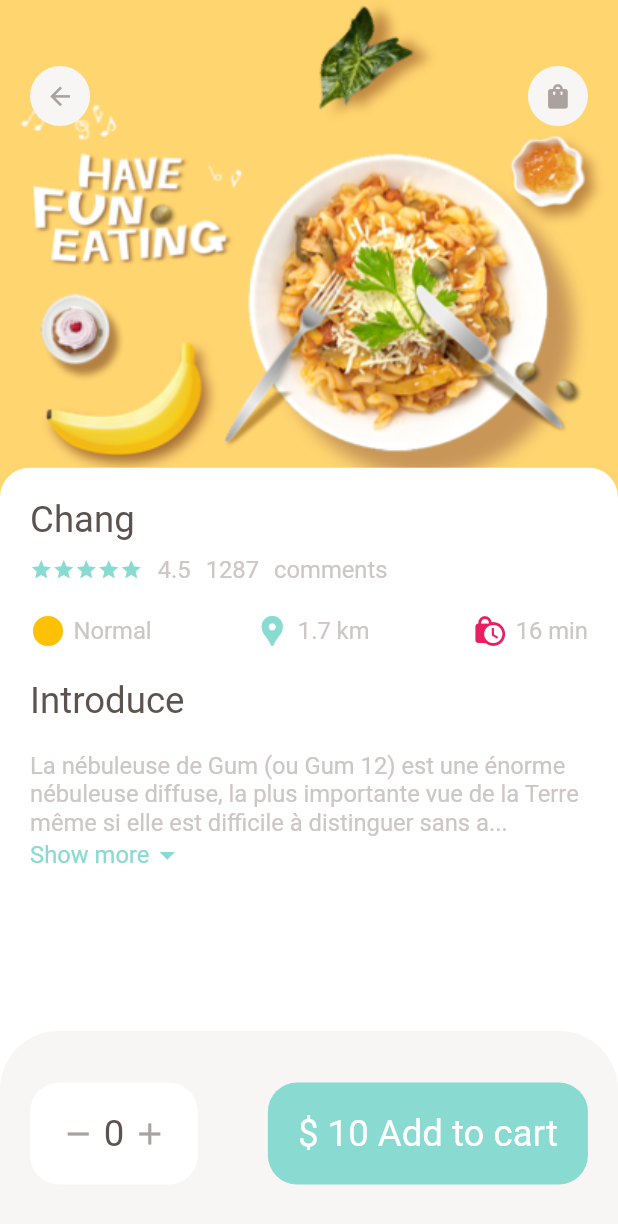
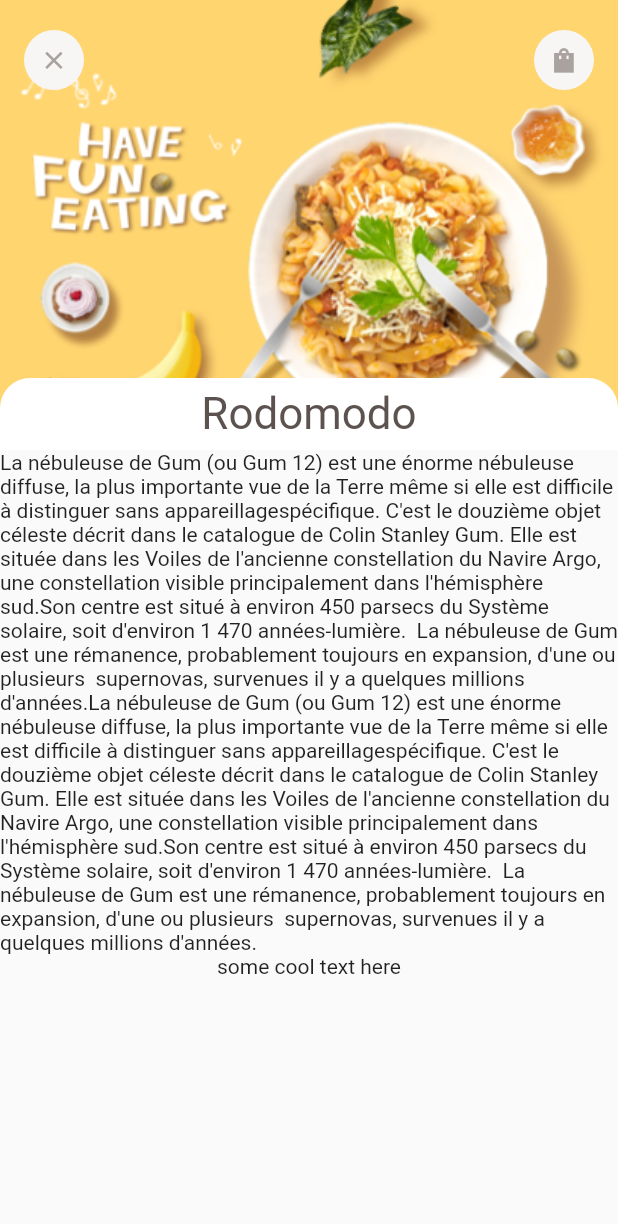
Before and after one commit to JosueGauthier/food_deliver, a Flutter app: the screen it shows after launch, on a phone screen of 412 x 824 dp. Shown: the top 1224 px of the screen. Run offline on Flutter 3.47's test engine with Material 2 defaults, Android fonts, the light colour scheme and no system bars; our stand-ins replace dots_indicator, get.

Commit message:
add recommended food detail page

```diff
--- a/lib/main.dart
+++ b/lib/main.dart
@@ -1,5 +1,6 @@
 import 'package:flutter/material.dart';
 import 'package:food_deliver/pages/food/popularfooddetail.dart';
+import 'package:food_deliver/pages/food/recommended_food_detail.dart';
 import 'package:food_deliver/pages/home/main_full_page.dart';
 import 'package:get/get.dart';
 
@@ -28,7 +29,7 @@ class MyApp extends StatelessWidget {
         // is not restarted.
         primarySwatch: Colors.blue,
       ),
-      home: PopularFoodDetail(),
+      home: RecommendedFoodDetail(),
     );
   }
 }
--- /dev/null
+++ b/lib/pages/food/recommended_food_detail.dart
@@ -0,0 +1,65 @@
+import 'package:flutter/cupertino.dart';
+import 'package:flutter/material.dart';
+import 'package:food_deliver/utils/colors.dart';
+import 'package:food_deliver/utils/dimensions.dart';
+import 'package:food_deliver/widget/app_icon.dart';
+import 'package:food_deliver/widget/big_text.dart';
+
+class RecommendedFoodDetail extends StatelessWidget {
+  const RecommendedFoodDetail({Key? key}) : super(key: key);
+
+  @override
+  Widget build(BuildContext context) {
+    return Scaffold(
+      body: CustomScrollView(
+        shrinkWrap: true,
+        slivers: [
+          SliverAppBar(
+            toolbarHeight: 80,
+            title: Row(
+                mainAxisAlignment: MainAxisAlignment.spaceBetween,
+                children: [
+                  AppIcon(iconData: Icons.close),
+                  AppIcon(iconData: Icons.shopping_bag_sharp)
+                ]),
+            bottom: PreferredSize(
+              preferredSize: Size.fromHeight(Dimensions.height20),
+              child: Container(
+                child: Center(
+                    child: BigText(
+                  text: "Rodomodo",
+                  size: Dimensions.height30,
+                )),
+                width: double.maxFinite,
+                padding: EdgeInsets.only(top: 7, bottom: 7),
+                decoration: BoxDecoration(
+                    color: Colors.white,
+                    borderRadius: BorderRadius.only(
+                        topLeft: Radius.circular(Dimensions.width20),
+                        topRight: Radius.circular(Dimensions.width20))),
+              ),
+            ),
+            expandedHeight: 300,
+            pinned: true,
+            backgroundColor: AppColors.yellowColor,
+            flexibleSpace: FlexibleSpaceBar(
+              //title: Text("title"),
+              background: Image(
+                  image: AssetImage("assets/image/food0.png"),
+                  fit: BoxFit.cover),
+            ),
+          ),
+          SliverToBoxAdapter(
+            child: Text(
+                "La nébuleuse de Gum (ou Gum 12) est une énorme nébuleuse diffuse, la plus importante vue de la Terre même si elle est difficile à distinguer sans appareillagespécifique. C'est le douzième objet céleste décrit dans le catalogue de Colin Stanley Gum. Elle est située dans les Voiles de l'ancienne constellation du Navire Argo, une constellation visible principalement dans l'hémisphère sud.Son centre est situé à environ 450 parsecs du Système solaire, soit d'environ 1 470 années-lumière.  La nébuleuse de Gum est une rémanence, probablement toujours en expansion, d'une ou plusieurs  supernovas, survenues il y a quelques millions d'années.La nébuleuse de Gum (ou Gum 12) est une énorme nébuleuse diffuse, la plus importante vue de la Terre même si elle est difficile à distinguer sans appareillagespécifique. C'est le douzième objet céleste décrit dans le catalogue de Colin Stanley Gum. Elle est située dans les Voiles de l'ancienne constellation du Navire Argo, une constellation visible principalement dans l'hémisphère sud.Son centre est situé à environ 450 parsecs du Système solaire, soit d'environ 1 470 années-lumière.  La nébuleuse de Gum est une rémanence, probablement toujours en expansion, d'une ou plusieurs  supernovas, survenues il y a quelques millions d'années."),
+          ),
+          SliverFillRemaining(
+            child: Column(
+              children: [Text('some cool text here')],
+            ),
+          )
+        ],
+      ),
+    );
+  }
+}
--- a/lib/widget/big_text.dart
+++ b/lib/widget/big_text.dart
@@ -12,7 +12,7 @@ class BigText extends StatelessWidget {
       {Key? key,
       this.color = const Color(0xFF5c524f),
       required this.text,
-      this.size = 20,
+      this.size = 28,
       this.overFlow = TextOverflow.ellipsis})
       : super(key: key);
 
@@ -25,7 +25,7 @@ class BigText extends StatelessWidget {
       style: TextStyle(
           color: color,
           fontFamily: 'Roboto',
-          fontSize: Dimensions.height25,
+          fontSize: size,
           fontWeight: FontWeight.w400),
     );
   }
--- a/lib/widget/expandable_text_widget.dart
+++ b/lib/widget/expandable_text_widget.dart
@@ -42,6 +42,9 @@ class _ExpandableTextWidgetState extends State<ExpandableTextWidget> {
           : Column(
               children: [
                 SmallText(
+                    size: Dimensions.height15,
+                    height: 1.8,
+                    color: AppColors.paraColor,
                     text: hiddenText
                         ? (firstHalf + "...")
                         : (firstHalf + secondHalf)),
--- a/lib/widget/small_text.dart
+++ b/lib/widget/small_text.dart
@@ -28,8 +28,8 @@ class SmallText extends StatelessWidget {
       style: TextStyle(
         color: color,
         fontFamily: 'Roboto',
-        fontSize: Dimensions.fontsize12,
-        height: Dimensions.height1dot2,
+        fontSize: size,
+        height: height,
       ),
     );
   }
```
